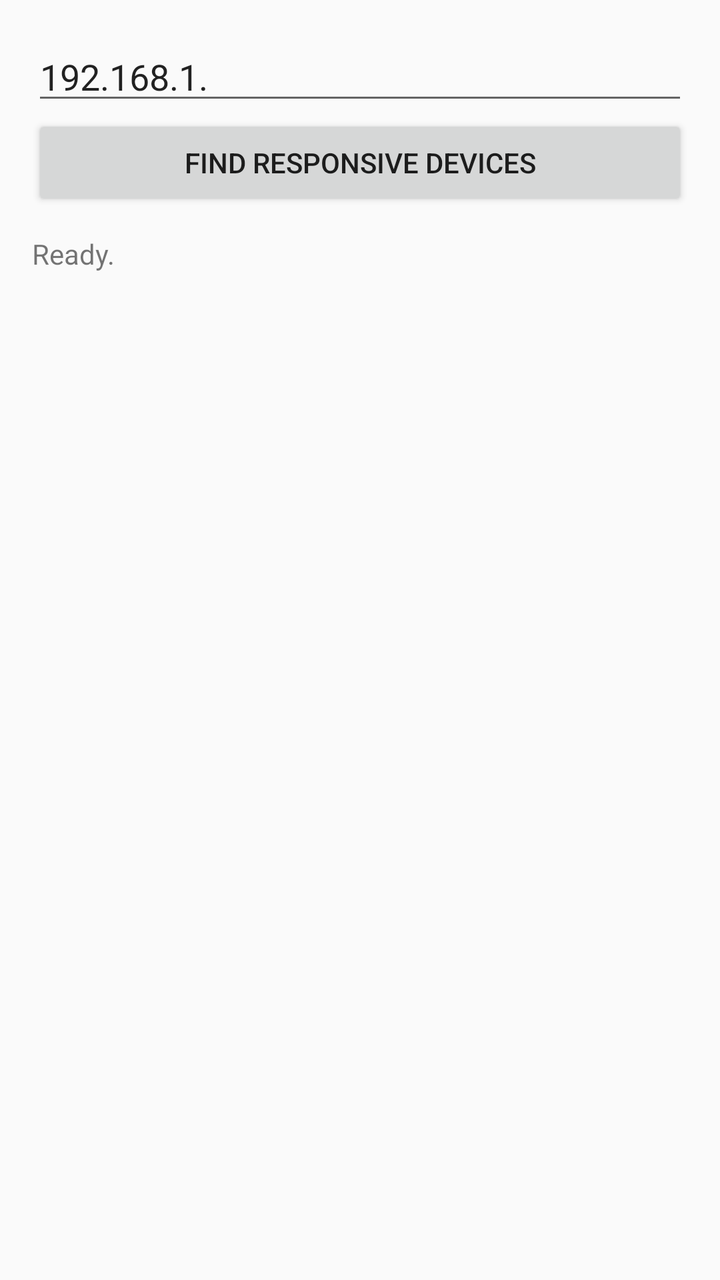
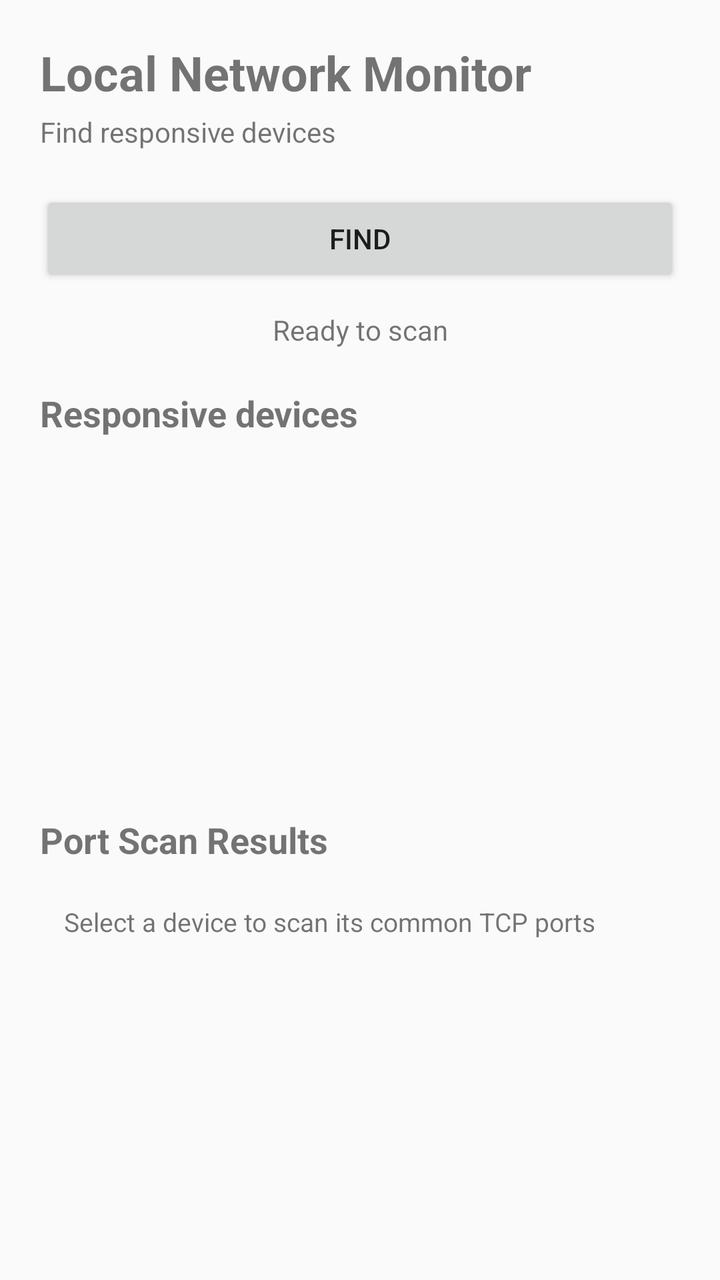

Two renders of the same Android screen: before a commit and after it. Below are the layout's source before the change and the commit's diff.
<!-- AndroidManifest.xml: application theme AppTheme -->
<!-- res/layout/activity_main.xml -->
<?xml version="1.0" encoding="utf-8"?>
<LinearLayout xmlns:android="http://schemas.android.com/apk/res/android"
    android:layout_width="match_parent"
	android:layout_height="match_parent"
	android:orientation="vertical"
	android:padding="16dp">
	
	<EditText
	   android:id="@+id/subnetInput"
	   android:layout_width="match_parent"
	   android:layout_height="wrap_content"
	   android:hint="Subnet prefix, e.g. 192.168.1."
	   android:inputType="text"
	   android:text="192.168.1."/>
	   
    <Button
	   android:id="@+id/discoverButton"
	   android:layout_width="match_parent"
	   android:layout_height="wrap_content"
	   android:text="Find responsive devices"/>
	   
	<TextView
	   android:id="@+id/statusText"
	   android:layout_width="match_parent"
	   android:layout_height="wrap_content"
	   android:paddingTop="12dp"
	   android:text="Ready."/>
	   
    <ListView
	   android:id="@+id/deviceList"
	   android:layout_width="match_parent"
	   android:layout_height="0dp"
	   android:layout_weight="1"/>
	
	<TextView 
	    android:id="@+id/resultsText"
		android:layout_width="match_parent"
		android:layout_height="wrap_content"
		android:maxHeight="180dp"
		android:paddingTop="12dp"
		android:textIsSelectable="true"
		android:textSize="14sp"/>
</LinearLayout>
<!-- resources referenced by this layout -->
<resources>
  <style name="AppTheme" parent="Theme.AppCompat.Light.DarkActionBar">
          
          <item name="colorPrimary">@color/colorPrimary</item>
          <item name="colorPrimaryDark">@color/colorPrimaryDark</item>
          <item name="colorAccent">@color/colorAccent</item>
      </style>
  <color name="colorPrimary">#008577</color>
  <color name="colorPrimaryDark">#00574B</color>
  <color name="colorAccent">#D81B60</color>
</resources>

<!-- the commit's change to res/layout/activity_main.xml (unified diff, before → after) -->
@@ -3,41 +3,75 @@
     android:layout_width="match_parent"
 	android:layout_height="match_parent"
 	android:orientation="vertical"
-	android:padding="16dp">
+	android:padding="20dp">
 	
-	<EditText
-	   android:id="@+id/subnetInput"
+    <TextView
 	   android:layout_width="match_parent"
 	   android:layout_height="wrap_content"
-	   android:hint="Subnet prefix, e.g. 192.168.1."
-	   android:inputType="text"
-	   android:text="192.168.1."/>
+	   android:text="Local Network Monitor"
+	   android:textSize="24sp"
+	   android:textStyle="bold"/>
+	   
+	<TextView
+	   android:layout_width="match_parent"
+	   android:layout_height="wrap_content"
+	   android:layout_marginTop="4dp"
+	   android:text="Find responsive devices"
+	   android:textSize="14sp"/>
 	   
     <Button
 	   android:id="@+id/discoverButton"
 	   android:layout_width="match_parent"
 	   android:layout_height="wrap_content"
-	   android:text="Find responsive devices"/>
+	   android:layout_marginTop="20dp"
+	   android:text="Find"/>
 	   
 	<TextView
 	   android:id="@+id/statusText"
 	   android:layout_width="match_parent"
 	   android:layout_height="wrap_content"
-	   android:paddingTop="12dp"
-	   android:text="Ready."/>
+	   android:layout_marginTop="12dp"
+	   android:gravity="center"
+	   android:text="Ready to scan"
+	   android:textSize="14sp"/>
+	   	   
+	<TextView
+	   android:layout_width="match_parent"
+	   android:layout_height="wrap_content"
+	   android:layout_marginTop="20dp"
+	   android:text="Responsive devices"
+	   android:textSize="18sp"
+	   android:textStyle="bold"/>
 	   
     <ListView
 	   android:id="@+id/deviceList"
 	   android:layout_width="match_parent"
 	   android:layout_height="0dp"
-	   android:layout_weight="1"/>
+	   android:layout_marginTop="8dp"
+	   android:layout_weight="1"
+	   android:dividerHeight="1dp"/>
+	   
+	  	   
+	<TextView
+	   android:layout_width="match_parent"
+	   android:layout_height="wrap_content"
+	   android:layout_marginTop="12dp"
+	   android:text="Port Scan Results"
+	   android:textSize="18sp"
+	   android:textStyle="bold"/>
+	   
+	<ScrollView
+	    android:layout_width="match_parent"
+		android:layout_height="180dp"
+		android:layout_marginTop="8dp">
 	
-	<TextView 
-	    android:id="@+id/resultsText"
-		android:layout_width="match_parent"
-		android:layout_height="wrap_content"
-		android:maxHeight="180dp"
-		android:paddingTop="12dp"
-		android:textIsSelectable="true"
-		android:textSize="14sp"/>
+	    <TextView 
+	        android:id="@+id/resultsText"
+		    android:layout_width="match_parent"
+		    android:layout_height="wrap_content"
+		    android:padding="12dp"
+			android:text="Select a device to scan its common TCP ports"
+		    android:textIsSelectable="true"
+		    android:textSize="13sp"/>
+	</ScrollView>
 </LinearLayout>
